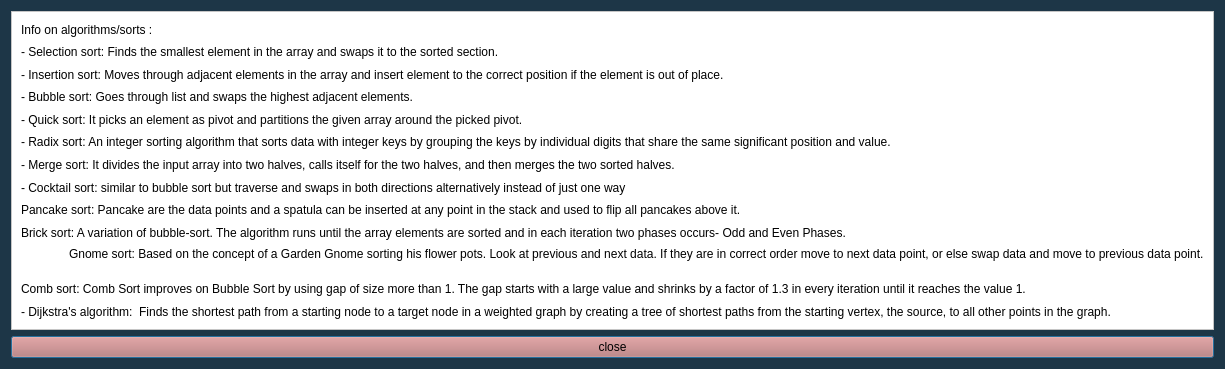
First picture: the form in gui/GraphicsFrame/AlgorithmVisualizer/algdisplaywindow.ui, repository ethancfung/Sorting-Pathfinding-Algorithm-Visualizer, before the edit.
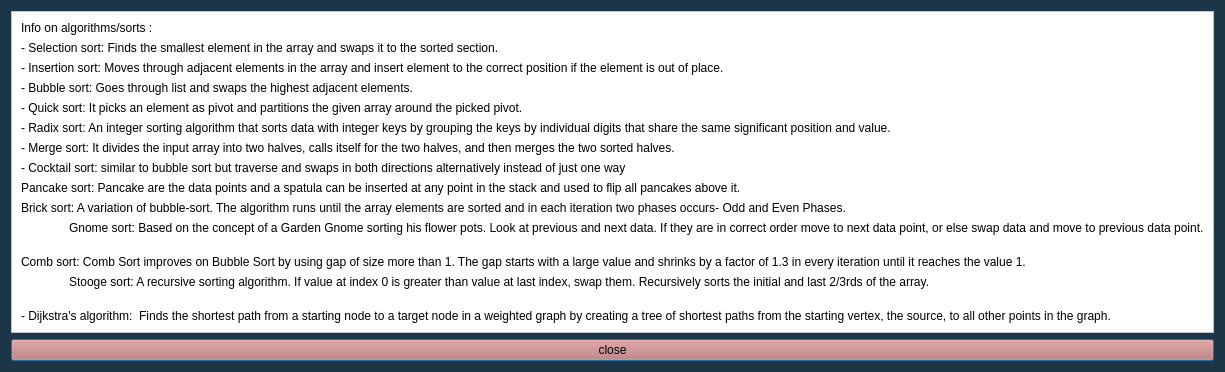
Second picture: the form after the edit.

Commit message: Added algorithm info on old GUI for stooge sort

```diff
--- a/gui/GraphicsFrame/AlgorithmVisualizer/algdisplaywindow.ui
+++ b/gui/GraphicsFrame/AlgorithmVisualizer/algdisplaywindow.ui
@@ -114,6 +114,14 @@
         </property>
        </widget>
       </item>
+      <item>
+       <widget class="QLabel" name="label_14">
+        <property name="text">
+         <string>	Stooge sort: A recursive sorting algorithm. If value at index 0 is greater than value at last index, swap them. Recursively sorts the initial and last 2/3rds of the array.
+</string>
+        </property>
+       </widget>
+      </item>
       <item>
        <widget class="QLabel" name="label_11">
         <property name="text">
```
